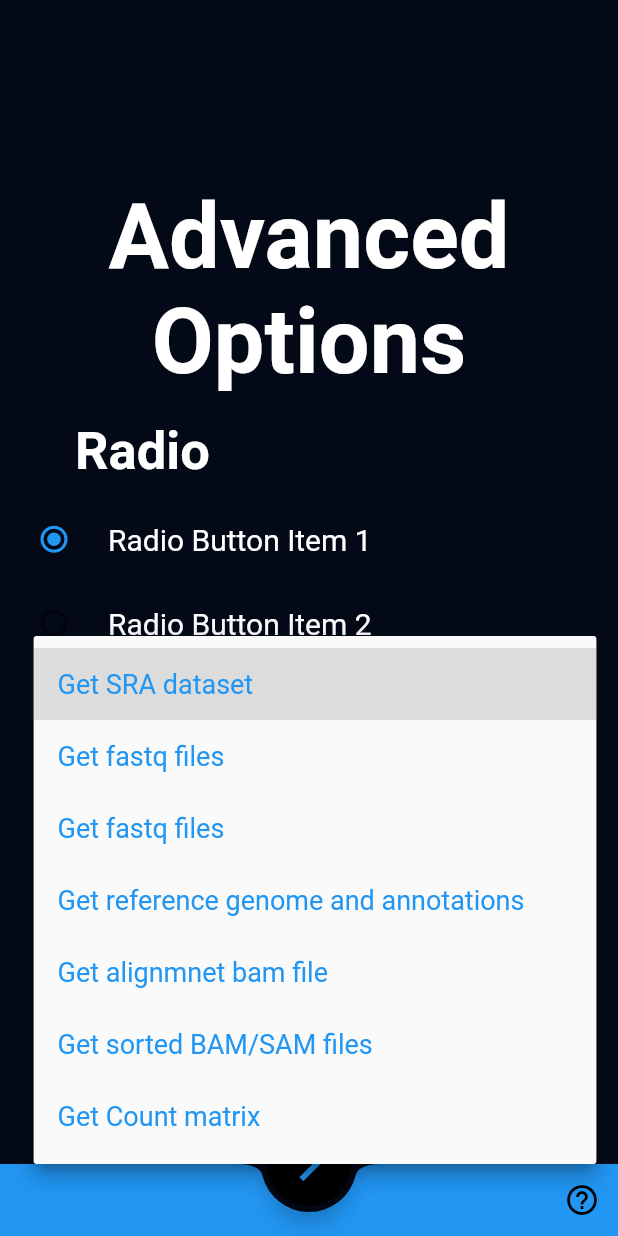
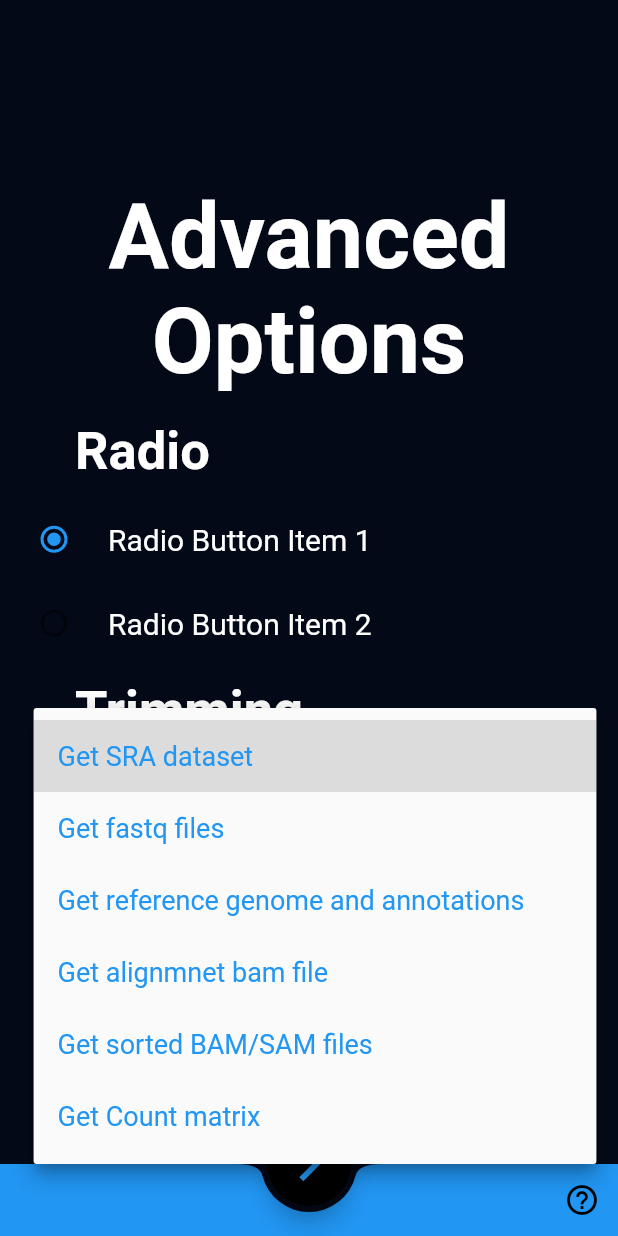
Before and after one commit to 0xAdityaSingh/TheApp, a Flutter app: the advance screen opened directly, after a tap on "Get SRA dataset", on a phone screen of 412 x 824 dp. Run offline on Flutter 3.47's test engine with Material 2 defaults, Android fonts, the phone set to English and light mode, and no system bars; our stand-ins replace permission_handler; missing offline and left inert: flutter_local_notifications_extended, ssh.

Commit message:
Update advance.dart

```diff
--- a/lib/advance.dart
+++ b/lib/advance.dart
@@ -131,29 +131,23 @@ class advanceState extends State<advance> {
                     DropdownMenuItem(
                       value: "3",
                       child: Text(
-                        "Get fastq files",
+                        "Get reference genome and annotations",
                       ),
                     ),
                     DropdownMenuItem(
                       value: "4",
                       child: Text(
-                        "Get reference genome and annotations",
+                        "Get alignmnet bam file",
                       ),
                     ),
                     DropdownMenuItem(
                       value: "5",
                       child: Text(
-                        "Get alignmnet bam file",
+                        "Get sorted BAM/SAM files",
                       ),
                     ),
                     DropdownMenuItem(
                       value: "6",
-                      child: Text(
-                        "Get sorted BAM/SAM files",
-                      ),
-                    ),
-                    DropdownMenuItem(
-                      value: "7",
                       child: Text(
                         "Get Count matrix",
                       ),
```
